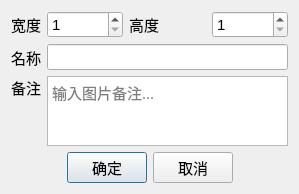
First picture: the form in BmpManager/dialognewimgfile.ui, repository luckyPtr/BitmapStudio, before the edit.
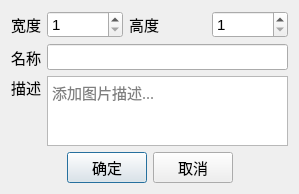
Second picture: the form after the edit. Custom widgets are drawn as their Qt base class.

Commit message: 添加新建文件夹界面

Diff of the .ui file:
```diff
--- a/BmpManager/dialognewimgfile.ui
+++ b/BmpManager/dialognewimgfile.ui
@@ -106,7 +106,7 @@
         </font>
        </property>
        <property name="text">
-        <string>备注</string>
+        <string>描述</string>
        </property>
       </widget>
      </item>
@@ -138,7 +138,7 @@
       <bool>false</bool>
      </property>
      <property name="placeholderText">
-      <string>输入图片备注...</string>
+      <string>添加图片描述...</string>
      </property>
     </widget>
    </item>
```
The commit also changes 8 other files.
